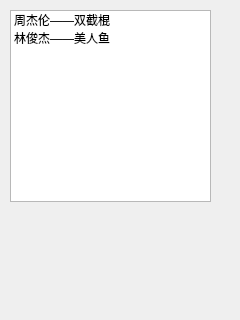
First picture: the form in playlistwidget.ui, repository suhuamo/huahua-player, before the edit.
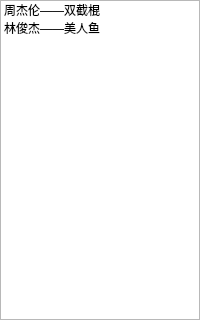
Second picture: the form after the edit.

Diff of the .ui file:
```diff
--- a/playlistwidget.ui
+++ b/playlistwidget.ui
@@ -6,22 +6,31 @@
    <rect>
     <x>0</x>
     <y>0</y>
-    <width>240</width>
+    <width>200</width>
     <height>320</height>
    </rect>
   </property>
   <property name="windowTitle">
    <string>Form</string>
   </property>
+  <layout class="QGridLayout" name="gridLayout">
+   <property name="leftMargin">
+    <number>0</number>
+   </property>
+   <property name="topMargin">
+    <number>0</number>
+   </property>
+   <property name="rightMargin">
+    <number>0</number>
+   </property>
+   <property name="bottomMargin">
+    <number>0</number>
+   </property>
+   <property name="spacing">
+    <number>0</number>
+   </property>
+   <item row="0" column="0">
   <widget class="QListWidget" name="listWidget">
-   <property name="geometry">
-    <rect>
-     <x>10</x>
-     <y>10</y>
-     <width>201</width>
-     <height>192</height>
-    </rect>
-   </property>
    <item>
     <property name="text">
      <string>周杰伦——双截棍</string>
@@ -33,6 +42,8 @@
     </property>
    </item>
   </widget>
+   </item>
+  </layout>
  </widget>
  <resources/>
  <connections/>
```
Lines whose indentation alone changed are shown as unchanged.
